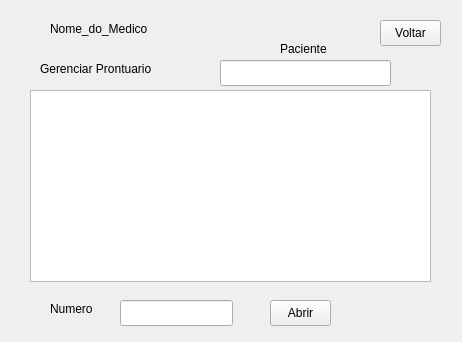
Before: the Qt Designer form DrWell/telagerenciarprontuarios.ui in danzagroba/Dr.Well, drawn with Qt 5.
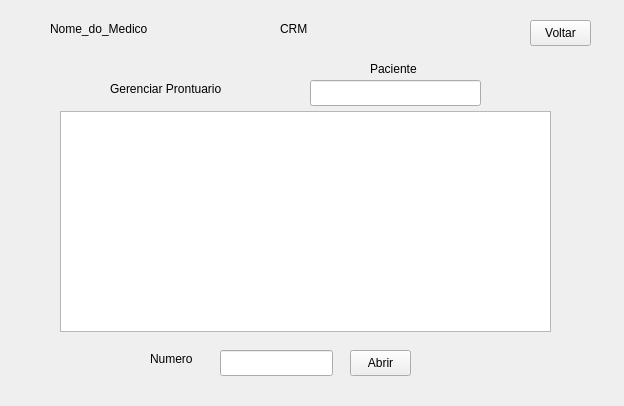
After: the same form once the commit is applied.

What changed in the file:
```diff
--- a/DrWell/telagerenciarprontuarios.ui
+++ b/DrWell/telagerenciarprontuarios.ui
@@ -6,8 +6,8 @@
    <rect>
     <x>0</x>
     <y>0</y>
-    <width>462</width>
-    <height>342</height>
+    <width>624</width>
+    <height>406</height>
    </rect>
   </property>
   <property name="windowTitle">
@@ -18,7 +18,7 @@
     <rect>
      <x>50</x>
      <y>20</y>
-     <width>131</width>
+     <width>211</width>
      <height>18</height>
     </rect>
    </property>
@@ -29,8 +29,8 @@
   <widget class="QLabel" name="labelProntuario">
    <property name="geometry">
     <rect>
-     <x>40</x>
-     <y>60</y>
+     <x>110</x>
+     <y>80</y>
      <width>141</width>
      <height>18</height>
     </rect>
@@ -42,8 +42,8 @@
   <widget class="QLineEdit" name="lineEditPaciente">
    <property name="geometry">
     <rect>
-     <x>220</x>
-     <y>60</y>
+     <x>310</x>
+     <y>80</y>
      <width>171</width>
      <height>26</height>
     </rect>
@@ -52,18 +52,18 @@
   <widget class="QTableView" name="tableView">
    <property name="geometry">
     <rect>
-     <x>30</x>
-     <y>90</y>
-     <width>401</width>
-     <height>192</height>
+     <x>60</x>
+     <y>111</y>
+     <width>491</width>
+     <height>221</height>
     </rect>
    </property>
   </widget>
   <widget class="QLineEdit" name="lineEditNumero">
    <property name="geometry">
     <rect>
-     <x>120</x>
-     <y>300</y>
+     <x>220</x>
+     <y>350</y>
      <width>113</width>
      <height>26</height>
     </rect>
@@ -72,8 +72,8 @@
   <widget class="QPushButton" name="pushButtonAbrir">
    <property name="geometry">
     <rect>
-     <x>270</x>
-     <y>300</y>
+     <x>350</x>
+     <y>350</y>
      <width>61</width>
      <height>26</height>
     </rect>
@@ -85,7 +85,7 @@
   <widget class="QPushButton" name="pushButtonVoltar">
    <property name="geometry">
     <rect>
-     <x>380</x>
+     <x>530</x>
      <y>20</y>
      <width>61</width>
      <height>26</height>
@@ -98,8 +98,8 @@
   <widget class="QLabel" name="labelPaciente">
    <property name="geometry">
     <rect>
-     <x>280</x>
-     <y>40</y>
+     <x>370</x>
+     <y>60</y>
      <width>66</width>
      <height>18</height>
     </rect>
@@ -111,8 +111,8 @@
   <widget class="QLabel" name="labelNumero">
    <property name="geometry">
     <rect>
-     <x>50</x>
-     <y>300</y>
+     <x>150</x>
+     <y>350</y>
      <width>66</width>
      <height>18</height>
     </rect>
@@ -121,6 +121,19 @@
     <string>Numero</string>
    </property>
   </widget>
+  <widget class="QLabel" name="labelCRM">
+   <property name="geometry">
+    <rect>
+     <x>280</x>
+     <y>20</y>
+     <width>111</width>
+     <height>18</height>
+    </rect>
+   </property>
+   <property name="text">
+    <string>CRM</string>
+   </property>
+  </widget>
  </widget>
  <resources/>
  <connections/>
```
